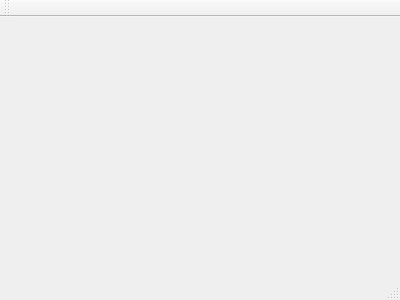
Old version of the form BigProject/mymainwindow.ui in the repository HaoyunHong/Analog-interface-of-digital-microfluidic-biochip.
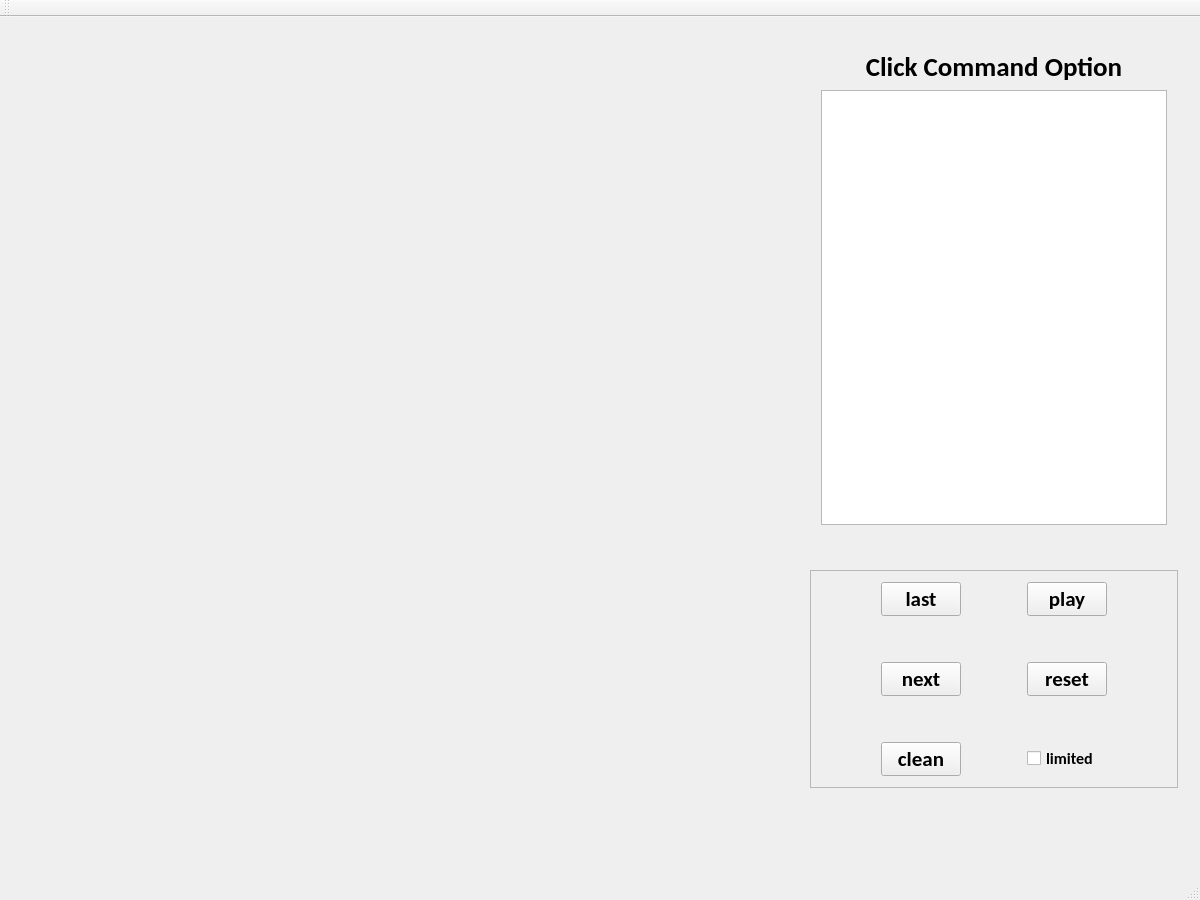
New version of the form.

```diff
--- a/BigProject/mymainwindow.ui
+++ b/BigProject/mymainwindow.ui
@@ -6,20 +6,407 @@
    <rect>
     <x>0</x>
     <y>0</y>
-    <width>400</width>
-    <height>300</height>
+    <width>1200</width>
+    <height>900</height>
    </rect>
   </property>
   <property name="windowTitle">
    <string>myMainWindow</string>
   </property>
   <widget class="QWidget" name="centralWidget">
-   <layout class="QGridLayout" name="gridLayout">
-    <item row="0" column="0">
-     <widget class="QWidget" name="widget" native="true">
-      <layout class="QHBoxLayout" name="horizontalLayout"/>
+   <layout class="QGridLayout" name="gridLayout_2">
+    <item row="0" column="1">
+     <widget class="QWidget" name="widget_2" native="true">
+      <layout class="QVBoxLayout" name="verticalLayout_2">
+       <item>
+        <widget class="QWidget" name="widget" native="true">
+         <layout class="QVBoxLayout" name="verticalLayout">
+          <item>
+           <widget class="QLabel" name="commandViewerlabel">
+            <property name="font">
+             <font>
+              <family>Calibri</family>
+              <pointsize>20</pointsize>
+              <weight>75</weight>
+              <bold>true</bold>
+             </font>
+            </property>
+            <property name="layoutDirection">
+             <enum>Qt::LeftToRight</enum>
+            </property>
+            <property name="text">
+             <string>Click Command Option</string>
+            </property>
+            <property name="alignment">
+             <set>Qt::AlignCenter</set>
+            </property>
+           </widget>
+          </item>
+          <item>
+           <widget class="QTextEdit" name="commandTextEdit">
+            <property name="font">
+             <font>
+              <family>Calibri</family>
+              <pointsize>16</pointsize>
+              <weight>75</weight>
+              <bold>true</bold>
+             </font>
+            </property>
+            <property name="readOnly">
+             <bool>true</bool>
+            </property>
+           </widget>
+          </item>
+         </layout>
+        </widget>
+       </item>
+       <item>
+        <spacer name="verticalSpacer">
+         <property name="orientation">
+          <enum>Qt::Vertical</enum>
+         </property>
+         <property name="sizeType">
+          <enum>QSizePolicy::Fixed</enum>
+         </property>
+         <property name="sizeHint" stdset="0">
+          <size>
+           <width>20</width>
+           <height>28</height>
+          </size>
+         </property>
+        </spacer>
+       </item>
+       <item>
+        <widget class="QFrame" name="frame">
+         <property name="frameShape">
+          <enum>QFrame::StyledPanel</enum>
+         </property>
+         <property name="frameShadow">
+          <enum>QFrame::Raised</enum>
+         </property>
+         <layout class="QGridLayout" name="gridLayout">
+          <item row="0" column="0">
+           <spacer name="horizontalSpacer_2">
+            <property name="orientation">
+             <enum>Qt::Horizontal</enum>
+            </property>
+            <property name="sizeHint" stdset="0">
+             <size>
+              <width>37</width>
+              <height>20</height>
+             </size>
+            </property>
+           </spacer>
+          </item>
+          <item row="0" column="1">
+           <widget class="QPushButton" name="lastButton">
+            <property name="font">
+             <font>
+              <family>Calibri</family>
+              <pointsize>16</pointsize>
+              <weight>75</weight>
+              <bold>true</bold>
+             </font>
+            </property>
+            <property name="text">
+             <string>last</string>
+            </property>
+           </widget>
+          </item>
+          <item row="0" column="2">
+           <spacer name="horizontalSpacer_4">
+            <property name="orientation">
+             <enum>Qt::Horizontal</enum>
+            </property>
+            <property name="sizeHint" stdset="0">
+             <size>
+              <width>37</width>
+              <height>20</height>
+             </size>
+            </property>
+           </spacer>
+          </item>
+          <item row="0" column="3">
+           <widget class="QPushButton" name="playButton">
+            <property name="font">
+             <font>
+              <family>Calibri</family>
+              <pointsize>16</pointsize>
+              <weight>75</weight>
+              <bold>true</bold>
+             </font>
+            </property>
+            <property name="text">
+             <string>play</string>
+            </property>
+           </widget>
+          </item>
+          <item row="0" column="4">
+           <spacer name="horizontalSpacer_6">
+            <property name="orientation">
+             <enum>Qt::Horizontal</enum>
+            </property>
+            <property name="sizeHint" stdset="0">
+             <size>
+              <width>37</width>
+              <height>20</height>
+             </size>
+            </property>
+           </spacer>
+          </item>
+          <item row="1" column="1">
+           <spacer name="verticalSpacer_2">
+            <property name="orientation">
+             <enum>Qt::Vertical</enum>
+            </property>
+            <property name="sizeType">
+             <enum>QSizePolicy::Fixed</enum>
+            </property>
+            <property name="sizeHint" stdset="0">
+             <size>
+              <width>20</width>
+              <height>40</height>
+             </size>
+            </property>
+           </spacer>
+          </item>
+          <item row="1" column="3">
+           <spacer name="verticalSpacer_3">
+            <property name="orientation">
+             <enum>Qt::Vertical</enum>
+            </property>
+            <property name="sizeType">
+             <enum>QSizePolicy::Fixed</enum>
+            </property>
+            <property name="sizeHint" stdset="0">
+             <size>
+              <width>20</width>
+              <height>40</height>
+             </size>
+            </property>
+           </spacer>
+          </item>
+          <item row="2" column="0">
+           <spacer name="horizontalSpacer_3">
+            <property name="orientation">
+             <enum>Qt::Horizontal</enum>
+            </property>
+            <property name="sizeHint" stdset="0">
+             <size>
+              <width>37</width>
+              <height>20</height>
+             </size>
+            </property>
+           </spacer>
+          </item>
+          <item row="2" column="1">
+           <widget class="QPushButton" name="nextButton">
+            <property name="font">
+             <font>
+              <family>Calibri</family>
+              <pointsize>16</pointsize>
+              <weight>75</weight>
+              <bold>true</bold>
+             </font>
+            </property>
+            <property name="text">
+             <string>next</string>
+            </property>
+           </widget>
+          </item>
+          <item row="2" column="2">
+           <spacer name="horizontalSpacer_5">
+            <property name="orientation">
+             <enum>Qt::Horizontal</enum>
+            </property>
+            <property name="sizeHint" stdset="0">
+             <size>
+              <width>37</width>
+              <height>20</height>
+             </size>
+            </property>
+           </spacer>
+          </item>
+          <item row="2" column="3">
+           <widget class="QPushButton" name="resetButton">
+            <property name="font">
+             <font>
+              <family>Calibri</family>
+              <pointsize>16</pointsize>
+              <weight>75</weight>
+              <bold>true</bold>
+             </font>
+            </property>
+            <property name="text">
+             <string>reset</string>
+            </property>
+           </widget>
+          </item>
+          <item row="2" column="4">
+           <spacer name="horizontalSpacer_7">
+            <property name="orientation">
+             <enum>Qt::Horizontal</enum>
+            </property>
+            <property name="sizeHint" stdset="0">
+             <size>
+              <width>37</width>
+              <height>20</height>
+             </size>
+            </property>
+           </spacer>
+          </item>
+          <item row="3" column="1">
+           <spacer name="verticalSpacer_4">
+            <property name="orientation">
+             <enum>Qt::Vertical</enum>
+            </property>
+            <property name="sizeType">
+             <enum>QSizePolicy::Fixed</enum>
+            </property>
+            <property name="sizeHint" stdset="0">
+             <size>
+              <width>20</width>
+              <height>40</height>
+             </size>
+            </property>
+           </spacer>
+          </item>
+          <item row="3" column="3">
+           <spacer name="verticalSpacer_6">
+            <property name="orientation">
+             <enum>Qt::Vertical</enum>
+            </property>
+            <property name="sizeType">
+             <enum>QSizePolicy::Fixed</enum>
+            </property>
+            <property name="sizeHint" stdset="0">
+             <size>
+              <width>20</width>
+              <height>40</height>
+             </size>
+            </property>
+           </spacer>
+          </item>
+          <item row="4" column="0">
+           <spacer name="horizontalSpacer_9">
+            <property name="orientation">
+             <enum>Qt::Horizontal</enum>
+            </property>
+            <property name="sizeHint" stdset="0">
+             <size>
+              <width>37</width>
+              <height>20</height>
+             </size>
+            </property>
+           </spacer>
+          </item>
+          <item row="4" column="1">
+           <widget class="QPushButton" name="cleanButton">
+            <property name="font">
+             <font>
+              <family>Calibri</family>
+              <pointsize>16</pointsize>
+              <weight>75</weight>
+              <bold>true</bold>
+             </font>
+            </property>
+            <property name="text">
+             <string>clean</string>
+            </property>
+           </widget>
+          </item>
+          <item row="4" column="3">
+           <widget class="QCheckBox" name="limitedCheckBox">
+            <property name="font">
+             <font>
+              <family>Calibri</family>
+              <pointsize>12</pointsize>
+              <weight>75</weight>
+              <bold>true</bold>
+             </font>
+            </property>
+            <property name="text">
+             <string>limited</string>
+            </property>
+           </widget>
+          </item>
+          <item row="4" column="4">
+           <spacer name="horizontalSpacer_10">
+            <property name="orientation">
+             <enum>Qt::Horizontal</enum>
+            </property>
+            <property name="sizeHint" stdset="0">
+             <size>
+              <width>37</width>
+              <height>20</height>
+             </size>
+            </property>
+           </spacer>
+          </item>
+         </layout>
+        </widget>
+       </item>
+       <item>
+        <spacer name="horizontalSpacer_12">
+         <property name="orientation">
+          <enum>Qt::Horizontal</enum>
+         </property>
+         <property name="sizeHint" stdset="0">
+          <size>
+           <width>355</width>
+           <height>20</height>
+          </size>
+         </property>
+        </spacer>
+       </item>
+       <item>
+        <spacer name="horizontalSpacer_11">
+         <property name="orientation">
+          <enum>Qt::Horizontal</enum>
+         </property>
+         <property name="sizeHint" stdset="0">
+          <size>
+           <width>355</width>
+           <height>20</height>
+          </size>
+         </property>
+        </spacer>
+       </item>
+       <item>
+        <spacer name="verticalSpacer_5">
+         <property name="orientation">
+          <enum>Qt::Vertical</enum>
+         </property>
+         <property name="sizeType">
+          <enum>QSizePolicy::Fixed</enum>
+         </property>
+         <property name="sizeHint" stdset="0">
+          <size>
+           <width>20</width>
+           <height>28</height>
+          </size>
+         </property>
+        </spacer>
+       </item>
+      </layout>
      </widget>
     </item>
+    <item row="0" column="0">
+     <spacer name="horizontalSpacer">
+      <property name="orientation">
+       <enum>Qt::Horizontal</enum>
+      </property>
+      <property name="sizeType">
+       <enum>QSizePolicy::Maximum</enum>
+      </property>
+      <property name="sizeHint" stdset="0">
+       <size>
+        <width>788</width>
+        <height>20</height>
+       </size>
+      </property>
+     </spacer>
+    </item>
    </layout>
   </widget>
   <widget class="QMenuBar" name="menuBar">
@@ -27,7 +414,7 @@
     <rect>
      <x>0</x>
      <y>0</y>
-     <width>400</width>
+     <width>1200</width>
      <height>26</height>
     </rect>
    </property>
```
